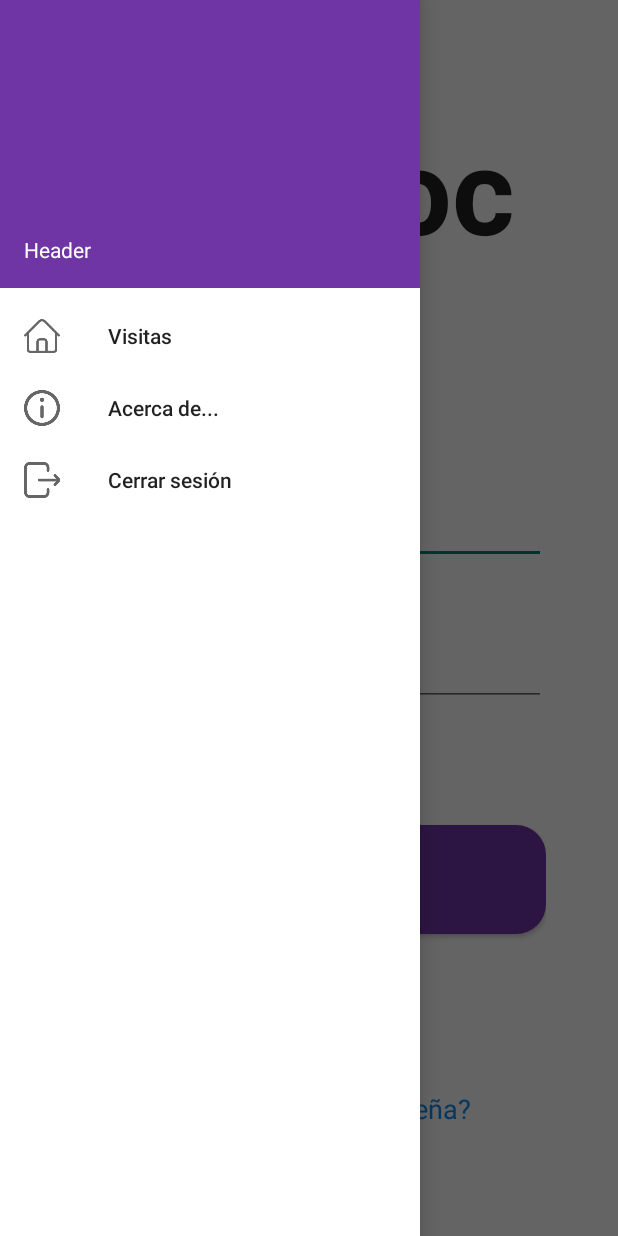
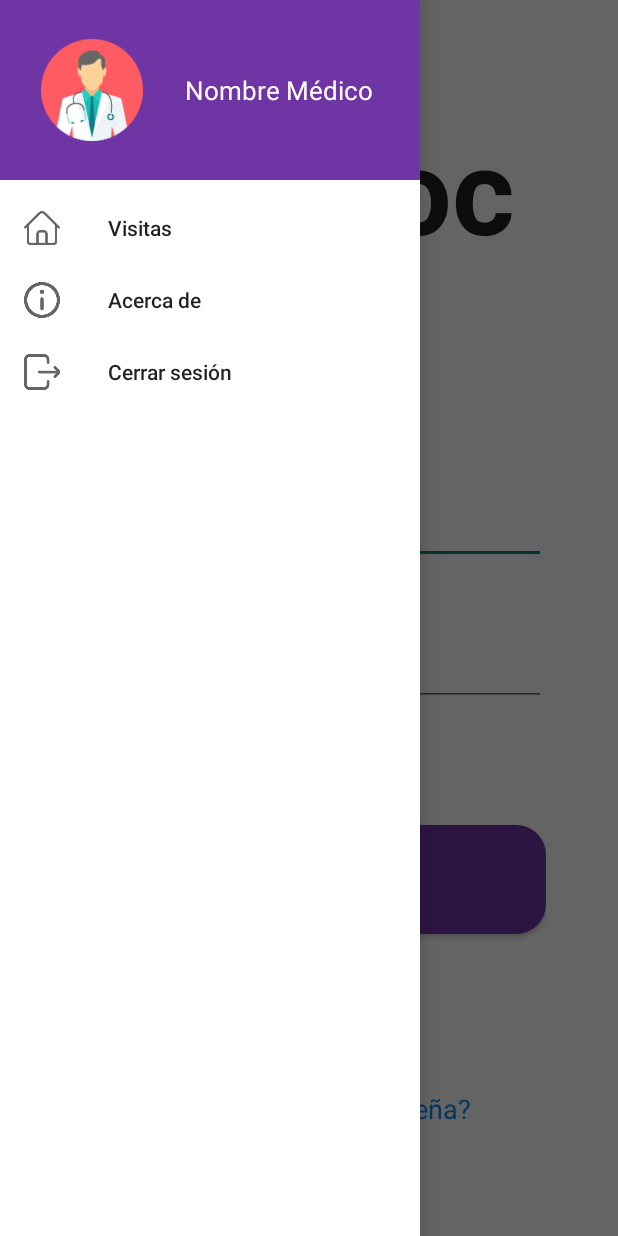
Before and after one commit to UTN-FRBA-Mobile/YenDoc, an Android app: the screen it shows after launch (MainActivity), with the side drawer open, on a phone screen of 412 x 824 dp. Run offline under Robolectric (Android 15) with nearby library versions, the phone set to English and light mode, and no system bars.

Commit message:
Drawer header + Fragment About + Navegation

```diff
--- a/app/src/main/java/ar/yendoc/MainActivity.kt
+++ b/app/src/main/java/ar/yendoc/MainActivity.kt
@@ -3,6 +3,7 @@ package ar.yendoc
 import androidx.appcompat.app.AppCompatActivity
 import android.os.Bundle
 import android.view.MenuItem
+import android.widget.TextView
 import androidx.appcompat.app.ActionBarDrawerToggle
 import androidx.appcompat.widget.Toolbar
 import androidx.fragment.app.Fragment
@@ -14,25 +15,21 @@ import com.google.android.material.navigation.NavigationView
 
 import androidx.drawerlayout.widget.DrawerLayout
 import androidx.core.view.GravityCompat
-import android.R
-import android.annotation.SuppressLint
-import android.view.View
-import androidx.core.view.get
+import ar.yendoc.ui.AboutFragment
+import java.lang.Exception
 
 
 class MainActivity : AppCompatActivity(), LoginFragment.OnFragmentInteractionListener {
 
     private var mDrawer: DrawerLayout? = null
     private val toolbar: Toolbar? = null
-    private val nvDrawer: NavigationView? = null
     private var drawerTl: ActionBarDrawerToggle? = null
-
-    // Make sure to be using androidx.appcompat.app.ActionBarDrawerToggle version.
-    private val drawerToggle: ActionBarDrawerToggle? = null
 
     lateinit var binding: ActivityMainBinding
     private lateinit var loginFragment: Fragment
     private lateinit var dashboardFragment: Fragment
+    private var aboutFragment: Fragment = AboutFragment()
+    private lateinit var mTitle: TextView
 
     override fun onCreate(savedInstanceState: Bundle?) {
         super.onCreate(savedInstanceState)
@@ -49,51 +46,80 @@ class MainActivity : AppCompatActivity(), LoginFragment.OnFragmentInteractionLis
 
         // Find our drawer view
         mDrawer = binding.drawerLayout
-        drawerTl = setupDrawerToggle();
+        drawerTl = setupDrawerToggle()
 
         // Setup toggle to display hamburger icon with nice animation
-        drawerTl?.setDrawerIndicatorEnabled(true);
-        drawerTl?.syncState();
+        drawerTl?.isDrawerIndicatorEnabled = true
+        drawerTl?.syncState()
 
         // Tie DrawerLayout events to the ActionBarToggle
-        drawerTl?.let { mDrawer!!.addDrawerListener(it) };
+        drawerTl?.let { mDrawer!!.addDrawerListener(it) }
 
-        val mTitle = binding.toolbarView.toolbarTitle
-        mTitle.text = getString(ar.yendoc.R.string.visitas)
+        mTitle = binding.toolbarView.toolbarTitle
+        mTitle.text = getString(R.string.visitas)
 
-        setupDrawerContent(nvDrawer);
+        var nvDrawer: NavigationView = findViewById(R.id.nvView)
+        setupDrawerContent(nvDrawer)
 
         if (savedInstanceState == null) {
             loginFragment = LoginFragment()
 
             supportFragmentManager.beginTransaction()
-                .replace(binding.container.id, loginFragment)
+                .replace(R.id.container, loginFragment)
                 .commitNow()
         }
     }
-   /* override fun onCreate(savedInstanceState: Bundle?) {
-        super.onCreate(savedInstanceState)
-        setContentView(R.layout.fragment_login)
-    }*/
-   private fun setupDrawerToggle(): ActionBarDrawerToggle? {
+
+   private fun setupDrawerToggle(): ActionBarDrawerToggle {
        // NOTE: Make sure you pass in a valid toolbar reference.  ActionBarDrawToggle() does not require it
        // and will not render the hamburger icon without it.
        return ActionBarDrawerToggle(
            this,
            mDrawer,
            toolbar,
-           R.string.ok,
-           R.string.cancel
+           R.string.drawer_open,
+           R.string.drawer_close
        )
    }
 
-    private fun setupDrawerContent(navigationView: NavigationView?) {
-        navigationView?.setNavigationItemSelectedListener { menuItem ->
-            //selectDrawerItem(menuItem)
+    private fun setupDrawerContent(navigationView: NavigationView) {
+        navigationView.setNavigationItemSelectedListener { menuItem ->
+            selectDrawerItem(menuItem)
             true
         }
     }
 
+    private fun selectDrawerItem(menuItem: MenuItem) {
+        // Create a new fragment and specify the fragment to show based on nav item clicked
+        var fragment: Fragment? = null
+        val fragmentClass: Class<*> = when (menuItem.itemId) {
+            R.id.home -> dashboardFragment::class.java
+            R.id.about -> aboutFragment::class.java
+            R.id.logout -> dashboardFragment::class.java
+            else -> loginFragment::class.java
+        }
+        try {
+            fragment = fragmentClass.newInstance() as Fragment
+        } catch (e: Exception) {
+            e.printStackTrace()
+        }
+
+        if(menuItem.itemId == R.id.logout){
+            finish()
+            startActivity(intent)
+        }
+
+        // Insert the fragment by replacing any existing fragment
+        val fragmentManager = supportFragmentManager
+        fragmentManager.beginTransaction().replace(R.id.container, fragment!!).commit()
+
+        // Highlight the selected item has been done by NavigationView
+        menuItem.isChecked = true
+        // Set action bar title
+        mTitle.text = menuItem.title
+        // Close the navigation drawer
+        mDrawer!!.closeDrawers()
+    }
 
     override fun onLogin(username: String, password: String) {
         dashboardFragment = DashboardFragment()
@@ -105,7 +131,7 @@ class MainActivity : AppCompatActivity(), LoginFragment.OnFragmentInteractionLis
 
     override fun onOptionsItemSelected(item: MenuItem): Boolean {
         // The action bar home/up action should open or close the drawer.
-        when (item.getItemId()) {
+        when (item.itemId) {
             android.R.id.home -> {
                 mDrawer!!.openDrawer(GravityCompat.START)
                 return true
--- a/app/src/main/res/layout/nav_header.xml
+++ b/app/src/main/res/layout/nav_header.xml
@@ -3,19 +3,38 @@
     xmlns:app="http://schemas.android.com/apk/res-auto"
     android:id="@+id/nav_header"
     android:layout_width="match_parent"
-    android:layout_height="192dp"
+    android:layout_height="120dp"
     android:background="?attr/colorPrimary"
     android:padding="16dp"
     android:theme="@style/ThemeOverlay.AppCompat.Dark"
     android:orientation="vertical"
     android:gravity="bottom">
 
-    <TextView
-        android:id="@+id/doctor_name"
+    <RelativeLayout
         android:layout_width="match_parent"
-        android:layout_height="wrap_content"
-        android:text="Header"
-        android:textColor="@android:color/white"
-        android:textAppearance="@style/TextAppearance.AppCompat.Body1"/>
+        android:layout_height="wrap_content">
+
+        <ImageView
+            android:id="@+id/picture"
+            android:layout_marginStart="5dp"
+            android:layout_marginTop="10dp"
+            android:layout_marginEnd="10dp"
+            android:layout_marginBottom="10dp"
+            android:layout_width="80dp"
+            android:layout_height="80dp"
+            android:src="@drawable/profile_doctor" />
+        <TextView
+            android:id="@+id/doctor_name"
+            android:layout_width="match_parent"
+            android:layout_height="wrap_content"
+            android:text="@string/nombre_generico"
+            android:textColor="@android:color/white"
+            android:layout_toEndOf="@id/picture"
+            android:layout_centerVertical="true"
+            android:textSize="17dp"
+            android:layout_marginLeft="12dp"
+            android:textAppearance="@style/TextAppearance.AppCompat.Body1"/>
+
+    </RelativeLayout>
 
 </LinearLayout>
--- a/app/src/main/res/menu/drawer_view.xml
+++ b/app/src/main/res/menu/drawer_view.xml
@@ -1,16 +1,16 @@
 <menu xmlns:android="http://schemas.android.com/apk/res/android">
 
-    <group android:checkableBehavior="single">
+    <group android:checkableBehavior="single" android:id="@+id/group_menu_drawer">
         <item
-            android:id="@+id/nac_visitas"
+            android:id="@+id/home"
             android:icon="@drawable/home"
             android:title="@string/visitas" />
         <item
-            android:id="@+id/nav_acerca_de"
+            android:id="@+id/about"
             android:icon="@drawable/info"
             android:title="@string/acerca_de" />
         <item
-            android:id="@+id/nav_cerrar_sesion"
+            android:id="@+id/logout"
             android:icon="@drawable/logout"
             android:title="@string/cerrar_sesion" />
     </group>
--- a/app/src/main/res/values/strings.xml
+++ b/app/src/main/res/values/strings.xml
@@ -8,6 +8,14 @@
     <!-- TODO: Remove or change this placeholder text -->
     <string name="hello_blank_fragment">Hello blank fragment</string>
     <string name="visitas">Visitas</string>
-    <string name="acerca_de">Acerca de...</string>
+    <string name="acerca_de">Acerca de</string>
     <string name="cerrar_sesion">Cerrar sesión</string>
+    <string name="drawer_open">Open navigation drawer</string>
+    <string name="drawer_close">Close navigation drawer</string>
+    <string name="desarrollada_por">Desarrollada Por:</string>
+    <string name="vanina_aranda">Vanina Aranda</string>
+    <string name="julian_simplituca">Julián Simplituca</string>
+    <string name="julian_roman">Julián Román</string>
+    <string name="carolina_andrea_d_alfonso">Carolina Andrea D\'Alfonso</string>
+    <string name="nombre_generico">Nombre Médico</string>
 </resources>
```
Also changed, not shown: app/src/main/java/ar/yendoc/ui/AboutFragment.kt (added, +25 -0 lines), app/src/main/res/layout/fragment_about.xml (added, +80 -0 lines), app/src/main/res/drawable-v24/profile_doctor.png (added).
